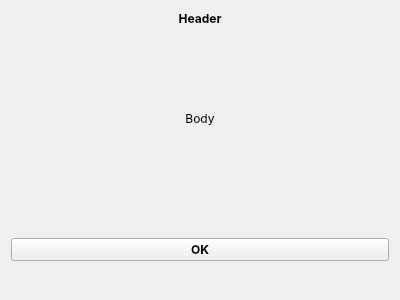
The window that generaldialog.ui (Quill-OS/quill) describes before a commit, drawn with Qt 5.
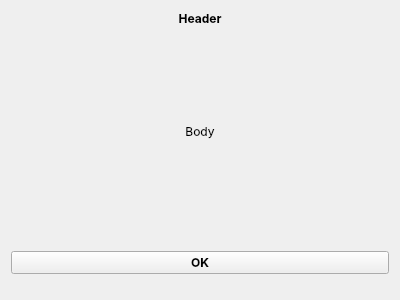
The same window after the commit. The open tabs and pages were chosen to show the change.

What changed in the file:
```diff
--- a/generaldialog.ui
+++ b/generaldialog.ui
@@ -16,19 +16,6 @@
   <layout class="QVBoxLayout" name="verticalLayout">
    <item>
     <layout class="QGridLayout" name="gridLayout">
-     <item row="5" column="0">
-      <spacer name="verticalSpacer_2">
-       <property name="orientation">
-        <enum>Qt::Vertical</enum>
-       </property>
-       <property name="sizeHint" stdset="0">
-        <size>
-         <width>20</width>
-         <height>40</height>
-        </size>
-       </property>
-      </spacer>
-     </item>
      <item row="0" column="0">
       <layout class="QGridLayout" name="gridLayout_2">
        <property name="bottomMargin">
@@ -53,7 +40,7 @@
        </item>
       </layout>
      </item>
-     <item row="6" column="0">
+     <item row="8" column="0">
       <widget class="QStackedWidget" name="stackedWidget">
        <property name="currentIndex">
         <number>0</number>
@@ -148,7 +135,54 @@
        </widget>
       </widget>
      </item>
-     <item row="4" column="0">
+     <item row="1" column="0">
+      <spacer name="verticalSpacer_3">
+       <property name="orientation">
+        <enum>Qt::Vertical</enum>
+       </property>
+       <property name="sizeHint" stdset="0">
+        <size>
+         <width>20</width>
+         <height>40</height>
+        </size>
+       </property>
+      </spacer>
+     </item>
+     <item row="6" column="0">
+      <widget class="QStackedWidget" name="mainStackedWidget">
+       <property name="currentIndex">
+        <number>1</number>
+       </property>
+       <widget class="QWidget" name="page_3">
+        <layout class="QVBoxLayout" name="verticalLayout_4">
+         <property name="leftMargin">
+          <number>0</number>
+         </property>
+         <property name="topMargin">
+          <number>0</number>
+         </property>
+         <property name="rightMargin">
+          <number>0</number>
+         </property>
+         <property name="bottomMargin">
+          <number>0</number>
+         </property>
+         <item>
+          <layout class="QGridLayout" name="gridLayout_5">
+           <item row="2" column="0">
+            <spacer name="verticalSpacer_2">
+             <property name="orientation">
+              <enum>Qt::Vertical</enum>
+             </property>
+             <property name="sizeHint" stdset="0">
+              <size>
+               <width>20</width>
+               <height>40</height>
+              </size>
+             </property>
+            </spacer>
+           </item>
+           <item row="1" column="0">
       <widget class="QLabel" name="bodyLabel">
        <property name="font">
         <font>
@@ -168,8 +202,43 @@
        </property>
       </widget>
      </item>
-     <item row="3" column="0">
+           <item row="0" column="0">
       <spacer name="verticalSpacer">
+             <property name="orientation">
+              <enum>Qt::Vertical</enum>
+             </property>
+             <property name="sizeHint" stdset="0">
+              <size>
+               <width>20</width>
+               <height>40</height>
+              </size>
+             </property>
+            </spacer>
+           </item>
+          </layout>
+         </item>
+        </layout>
+       </widget>
+       <widget class="QWidget" name="page_4">
+        <layout class="QVBoxLayout" name="verticalLayout_5">
+         <property name="leftMargin">
+          <number>0</number>
+         </property>
+         <property name="topMargin">
+          <number>0</number>
+         </property>
+         <property name="rightMargin">
+          <number>0</number>
+         </property>
+         <property name="bottomMargin">
+          <number>0</number>
+         </property>
+        </layout>
+       </widget>
+      </widget>
+     </item>
+     <item row="7" column="0">
+      <spacer name="verticalSpacer_4">
        <property name="orientation">
         <enum>Qt::Vertical</enum>
        </property>
```
Left out of the diff: 2 changed lines with no effect on the pictures. Lines whose indentation alone changed are shown as unchanged.
